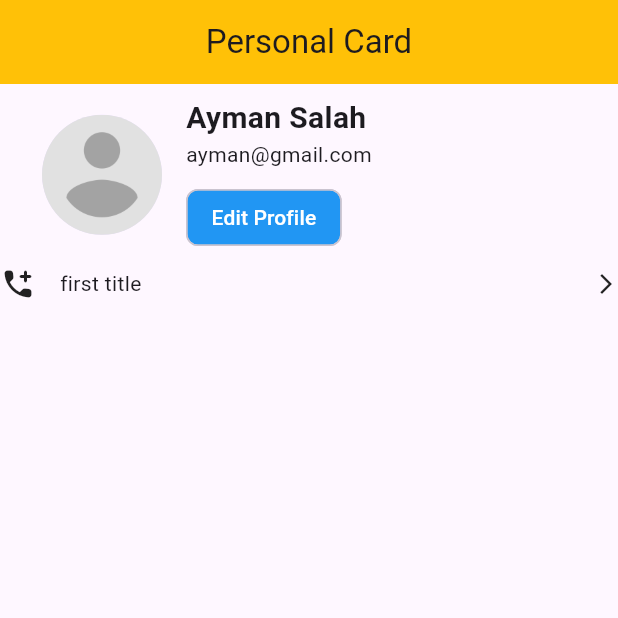
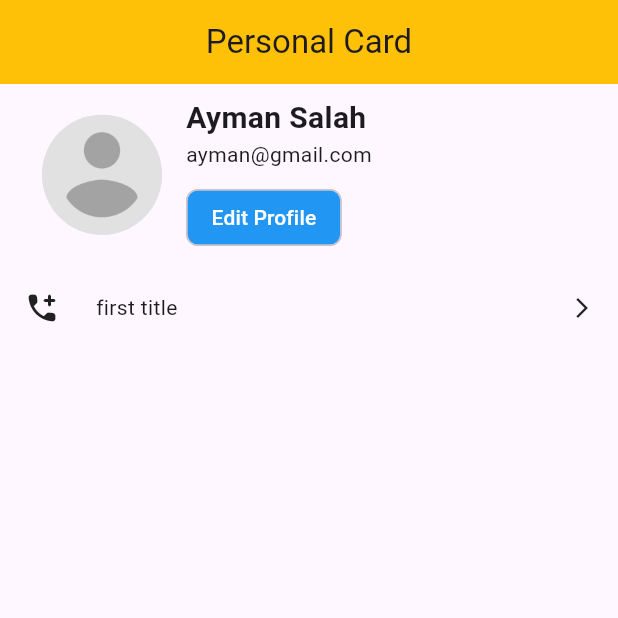
Before and after one commit to aymanSalahA/nti_user_card, a Flutter app: the screen it shows after launch, on a phone screen of 412 x 824 dp, the top half of it. Run offline on Flutter 3.47's test engine with Material 3 defaults, Android fonts, the phone set to English and light mode, and no system bars.

Commit message:
List tile enhanced

```diff
--- a/lib/widgets/custom_list_tile.dart
+++ b/lib/widgets/custom_list_tile.dart
@@ -8,13 +8,16 @@ class CustomListTile extends StatelessWidget {
 
   @override
   Widget build(BuildContext context) {
-    return Row(
-      children: [
-        Icon(infoModel.icon),
-        const SizedBox(width: 16),
-        Expanded(child: Text(infoModel.title)),
-        Icon(Icons.arrow_forward_ios, size: 16),
-      ],
+    return Padding(
+      padding: const EdgeInsets.all(16.0),
+      child: Row(
+        children: [
+          Icon(infoModel.icon),
+          const SizedBox(width: 24),
+          Expanded(child: Text(infoModel.title)),
+          Icon(Icons.arrow_forward_ios, size: 16),
+        ],
+      ),
     );
   }
 }
```
